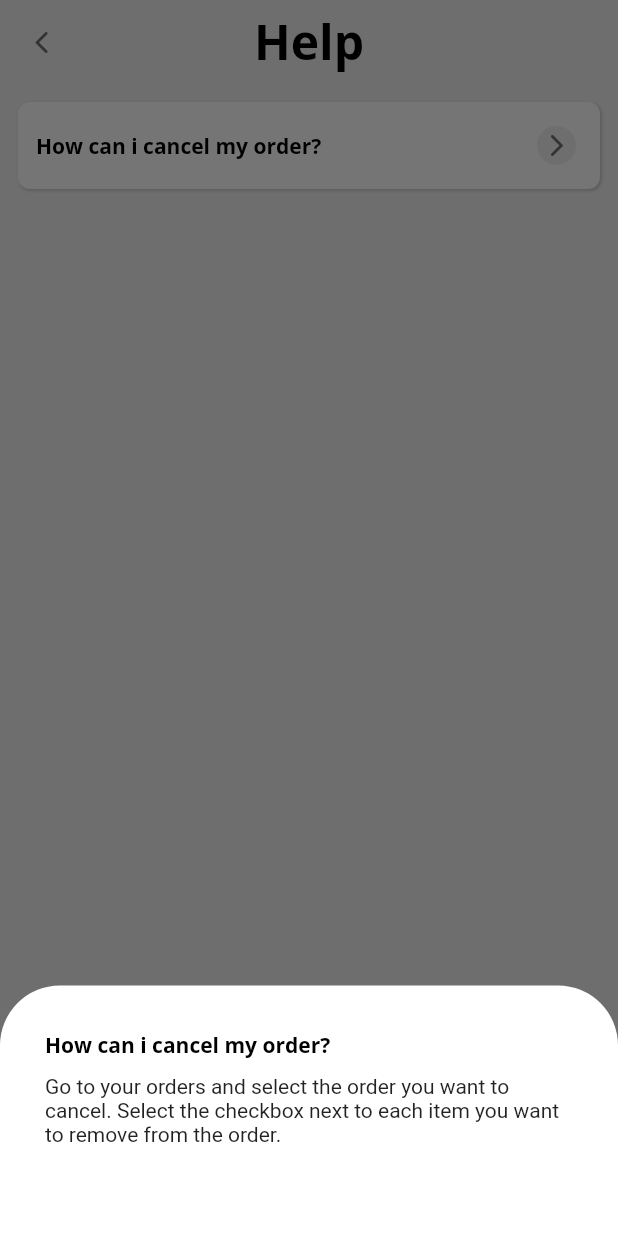
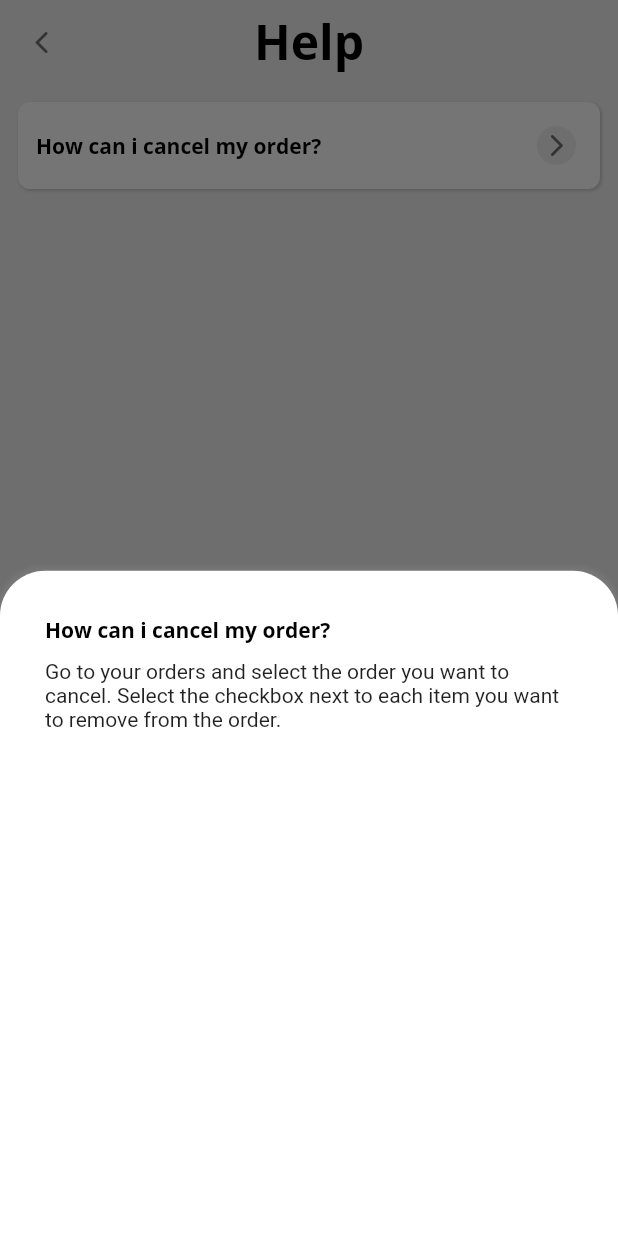
Before and after one commit to brahmed/shopping_app, a Flutter app: the HelpPage screen opened by its route, after a tap on "How can i cancel my order?", on a phone screen of 412 x 824 dp. Run offline on Flutter 3.47's test engine with Material 2 defaults, Android fonts, the phone set to English and light mode, and no system bars.

Commit message:
Add custom page container.

```diff
--- a/lib/utils/show_bottom_sheet.dart
+++ b/lib/utils/show_bottom_sheet.dart
@@ -1,4 +1,6 @@
 import 'package:flutter/material.dart';
+
+import '../widgets/cards/app_page_container.dart';
 
 /// Helper function that displays a given content inside a Modal bottom sheet
 
@@ -10,12 +12,7 @@ Future<void> showAppBottomSheet({
       context: context,
       backgroundColor: Colors.transparent,
       builder: (BuildContext context) {
-        return Container(
-          margin: const EdgeInsets.only(top: 100),
-          decoration: BoxDecoration(
-            borderRadius: const BorderRadius.vertical(top: Radius.circular(40),),
-            color: Theme.of(context).backgroundColor,
-          ),
+        return AppPageContainer(
           child: widget,
         );
       },
--- /dev/null
+++ b/lib/widgets/cards/app_page_container.dart
@@ -0,0 +1,37 @@
+import 'package:flutter/material.dart';
+
+class AppPageContainer extends StatelessWidget {
+  final Widget child;
+  final double? height;
+  final double marginTop;
+  final double borderRadius;
+
+  const AppPageContainer({
+    Key? key,
+    required this.child,
+    this.height,
+    this.marginTop = 20.0,
+    this.borderRadius = 30.0,
+  }) : super(key: key);
+
+  @override
+  Widget build(BuildContext context) {
+    return Container(
+      height: height ?? MediaQuery.of(context).size.height,
+      margin: EdgeInsets.only(top: marginTop),
+      decoration: BoxDecoration(
+        color: Theme.of(context).backgroundColor,
+        borderRadius: BorderRadius.vertical(top: Radius.circular(borderRadius)),
+        boxShadow: [
+          BoxShadow(
+            color: Colors.grey.withOpacity(0.2),
+            spreadRadius: 2,
+            blurRadius: 2,
+            offset: const Offset(0, 0),
+          ),
+        ],
+      ),
+      child: child,
+    );
+  }
+}
```
